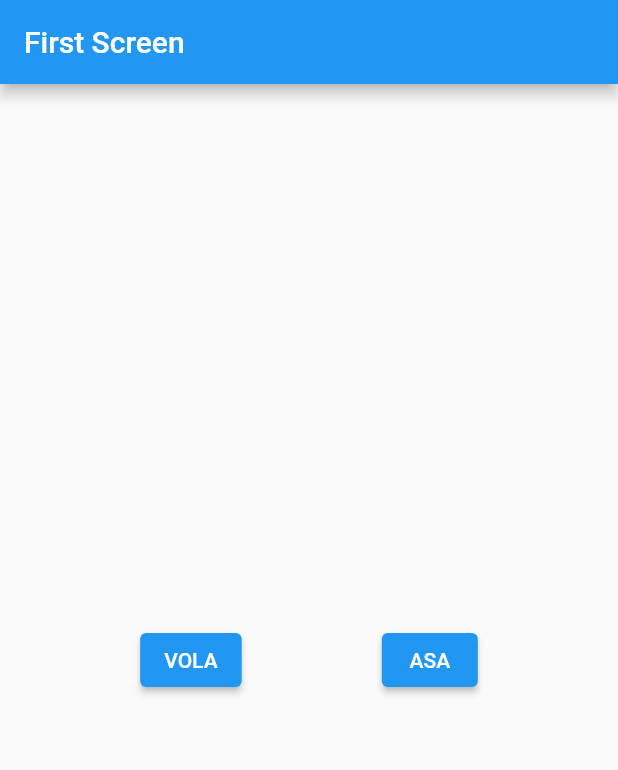
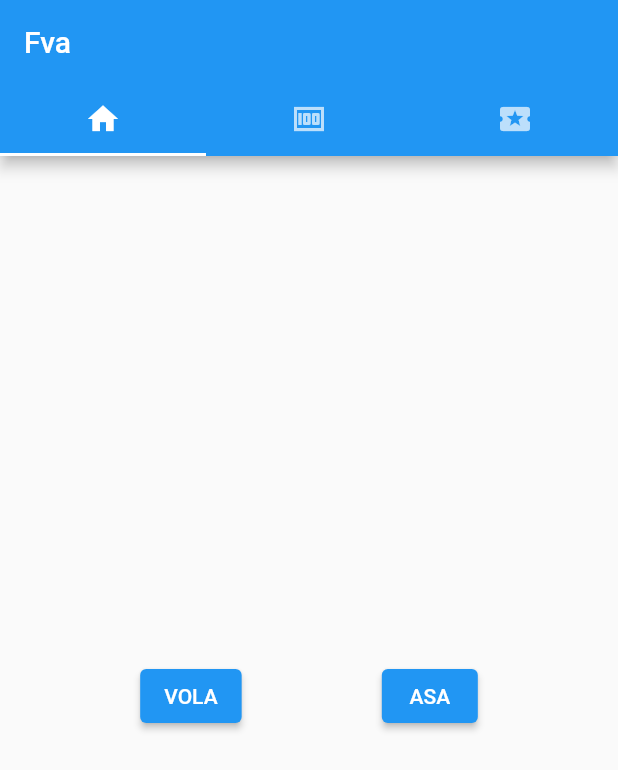
Before and after one commit to tounaf/app-flutter-fva, a Flutter app: the screen it shows after launch, on a phone screen of 412 x 824 dp. Shown: the top 770 px of the screen. Run offline on Flutter 3.47's test engine with Material 2 defaults, Android fonts, the phone set to English and light mode, and no system bars; our stand-ins replace select_form_field, sqflite; accounts and stored records are empty.

```diff
--- a/lib/Widgets/first_screen.dart
+++ b/lib/Widgets/first_screen.dart
@@ -1,6 +1,7 @@
 import 'package:flutter/material.dart';
 import 'package:labs_flutter_pulse/Widgets/vola.dart';
 import 'package:labs_flutter_pulse/Widgets/vola_list.dart';
+import 'package:labs_flutter_pulse/Widgets/vola_new.dart';
 import './second_screen.dart';
 class FirstScreen extends StatelessWidget {
   const FirstScreen({super.key});
@@ -8,9 +9,6 @@ class FirstScreen extends StatelessWidget {
   @override
   Widget build(BuildContext context) {
     return Scaffold(
-      appBar: AppBar(
-        title: const Text('First Screen'),
-      ),
       body: Center(
           child: Row(
             mainAxisAlignment: MainAxisAlignment.spaceEvenly,
@@ -19,7 +17,7 @@ class FirstScreen extends StatelessWidget {
               ElevatedButton(
                   onPressed: () {
                     Navigator.push(context,
-                      MaterialPageRoute(builder: (context) => const Vola()),
+                      MaterialPageRoute(builder: (context) => const VolaForm()),
                     );
                   },
                   child: Text('VOLA')),
--- /dev/null
+++ b/lib/Widgets/home.dart
@@ -0,0 +1,39 @@
+import 'package:flutter/material.dart';
+import 'package:labs_flutter_pulse/Widgets/first_screen.dart';
+import 'package:labs_flutter_pulse/Widgets/vola_list.dart';
+
+void main() {
+  runApp(const Home());
+}
+
+class Home extends StatelessWidget {
+  const Home({super.key});
+
+  @override
+  Widget build(BuildContext context) {
+    return MaterialApp(
+      home: DefaultTabController(
+        length: 3,
+        child: Scaffold(
+          appBar: AppBar(
+            bottom: const TabBar(
+              tabs: [
+                Tab(icon: Icon(Icons.home)),
+                Tab(icon: Icon(Icons.money)),
+                Tab(icon: Icon(Icons.local_activity)),
+              ],
+            ),
+            title: const Text('Fva'),
+          ),
+          body: TabBarView(
+            children: [
+              FirstScreen(),
+              VolaList(),
+              Icon(Icons.directions_bike),
+            ],
+          ),
+        ),
+      ),
+    );
+  }
+}
--- a/lib/main.dart
+++ b/lib/main.dart
@@ -1,5 +1,6 @@
 //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 hubgit
 import 'package:flutter/material.dart';
+import 'package:labs_flutter_pulse/Widgets/home.dart';
 import 'package:labs_flutter_pulse/Widgets/vola.dart';
 import 'package:labs_flutter_pulse/Widgets/vola_list.dart';
 import 'package:labs_flutter_pulse/Widgets/vola_new.dart';
@@ -15,7 +16,7 @@ void main() {
       initialRoute: '/',
       routes: {
         // When navigating to the "/" route, build the FirstScreen widget.
-        '/': (context) => const FirstScreen(),
+        '/': (context) => const Home(),
         // When navigating to the "/second" route, build the SecondScreen widget.
         '/second': (context) => const SecondScreen(),
         '/vola': (context) => const Vola(),
```
Also changed, not shown: lib/Modeles/vola_model.dart (+17 -2 lines), lib/Services/vola_http_service.dart (added, +21 -0 lines), lib/Widgets/vola_list.dart (+12 -17 lines).
